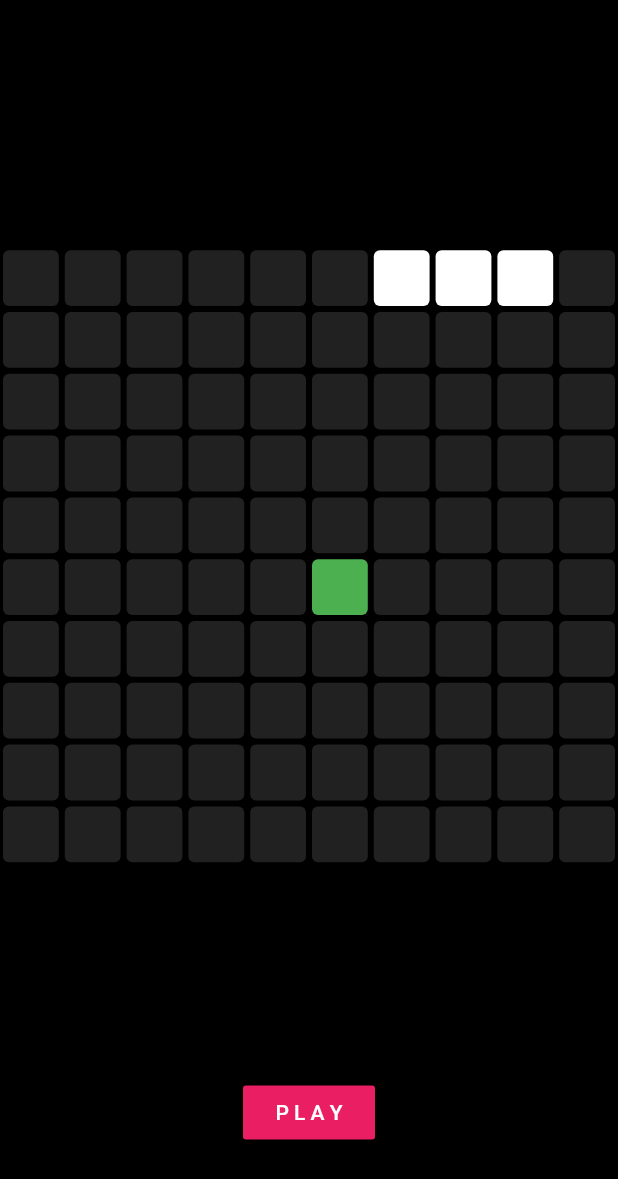
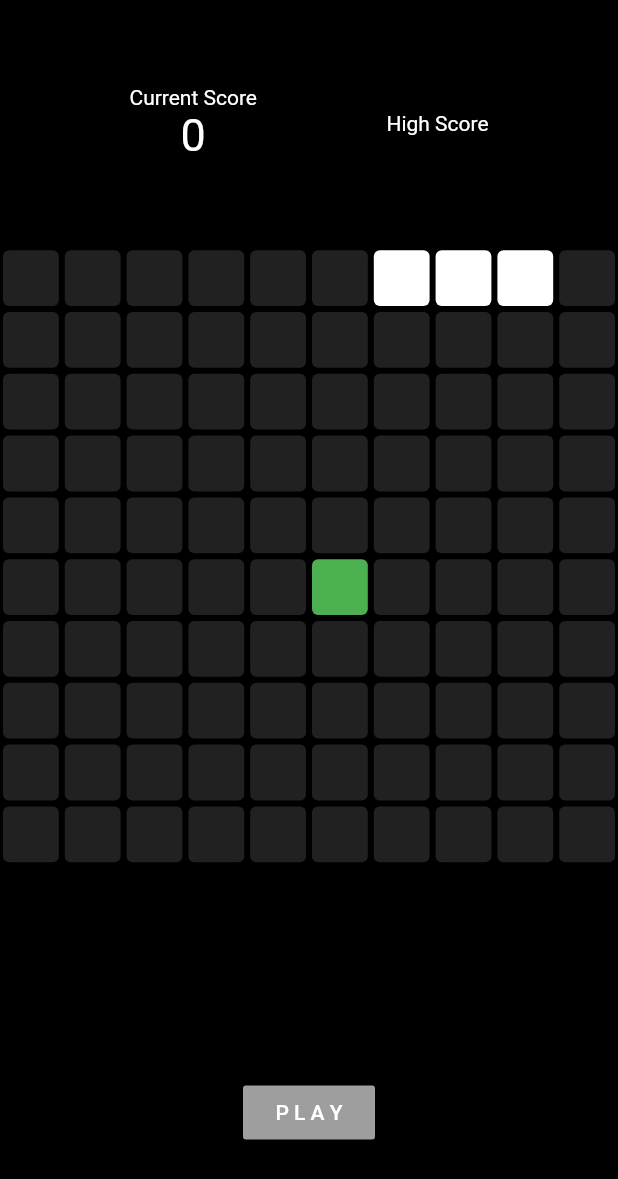
Before and after one commit to Aalisu/snake_game, a Flutter app: the screen it shows after launch, after a tap on "P L A Y", on a phone screen of 412 x 824 dp. Shown: the top 1179 px of the screen. Run offline on Flutter 3.47's test engine with Material 2 defaults, Android fonts, the phone set to English and light mode, and no system bars.

Commit message:
third commit

```diff
--- a/lib/home_page.dart
+++ b/lib/home_page.dart
@@ -20,9 +20,12 @@ class _HomePageState extends State<HomePage> {
   int totalNumOfSquares = 100;
   List<int> snakePos = [0, 1, 2];
   int foodPos = 55;
+  int currentScore = 0;
+  bool gameStarted = false;
   var currentDirection = snake_Direction.RIGHT;
 
   void gameStart() {
+    gameStarted = true;
     Timer.periodic(Duration(milliseconds: 200), (timer) {
       setState(() {
         moveSnake();
@@ -30,10 +33,31 @@ class _HomePageState extends State<HomePage> {
           timer.cancel();
 
           showDialog(
-              context: this.context,
+              context: context,
+              barrierDismissible: false,
               builder: (BuildContext context) {
-                return new AlertDialog(
+                return AlertDialog(
                   title: Text('GAME OVER'),
+                  content: Column(
+                    children: [
+                      Text('Your score is:' + currentScore.toString()),
+                      TextField(
+                        decoration:
+                            InputDecoration(hintText: 'Enter your name'),
+                      )
+                    ],
+                  ),
+                  actions: [
+                    MaterialButton(
+                      onPressed: () {
+                        Navigator.pop(context);
+                        submitScore();
+                        newGame();
+                      },
+                      child: Text('Submit'),
+                      color: Colors.pink,
+                    )
+                  ],
                 );
               });
         }
@@ -41,7 +65,20 @@ class _HomePageState extends State<HomePage> {
     });
   }
 
+  void newGame() {
+    setState(() {
+      snakePos = [0, 1, 2];
+      foodPos = 55;
+      currentDirection = snake_Direction.RIGHT;
+      gameStarted = false;
+      currentScore = 0;
+    });
+  }
+
+  void submitScore() {}
+
   void eatFood() {
+    currentScore++;
     while (snakePos.contains(foodPos)) {
       foodPos = Random().nextInt(totalNumOfSquares);
     }
@@ -104,7 +141,28 @@ class _HomePageState extends State<HomePage> {
       body: Column(
         children: [
           Expanded(
-            child: Container(),
+            child: Row(
+              mainAxisAlignment: MainAxisAlignment.spaceEvenly,
+              children: [
+                Column(
+                  mainAxisAlignment: MainAxisAlignment.center,
+                  children: [
+                    const Text(
+                      'Current Score',
+                      style: TextStyle(color: Colors.white),
+                    ),
+                    Text(
+                      currentScore.toString(),
+                      style: const TextStyle(fontSize: 30, color: Colors.white),
+                    ),
+                  ],
+                ),
+                const Text(
+                  'High Score',
+                  style: TextStyle(color: Colors.white),
+                ),
+              ],
+            ),
           ),
           Expanded(
             flex: 3,
@@ -150,10 +208,8 @@ class _HomePageState extends State<HomePage> {
                 child: MaterialButton(
                   child: Text('P L A Y'),
                   textColor: Colors.white,
-                  color: Colors.pink,
-                  onPressed: () {
-                    gameStart();
-                  },
+                  color: gameStarted ? Colors.grey : Colors.pink,
+                  onPressed: gameStarted ? () {} : gameStart,
                 ),
               ),
             ),
```
